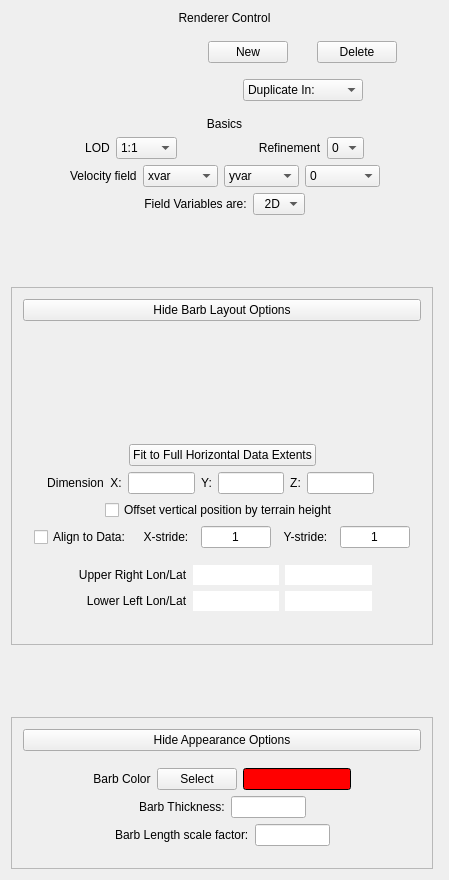
Above: apps/vaporgui/guis/ui/arrow.ui from yyr/vapor before the change. Below: the same form after it.
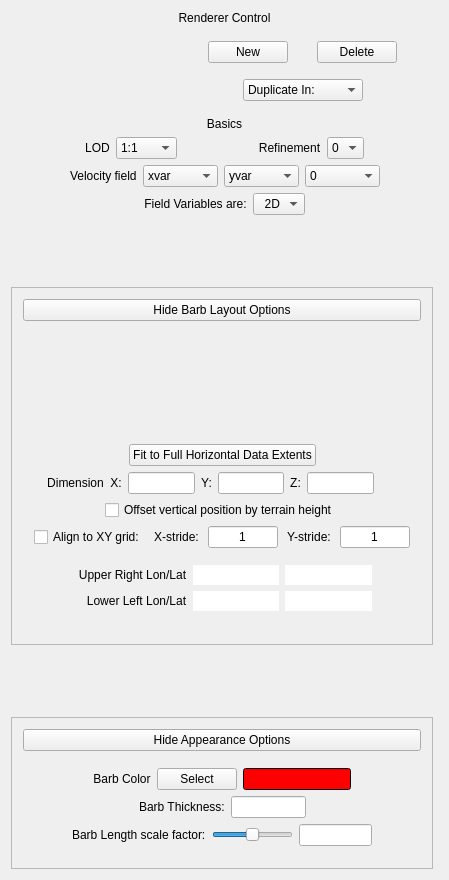
That is the form after the change. Custom widgets are drawn as their Qt base class.

Commit message: Improvements to barbs. Fixes to bugs in tab ordering.

```diff
--- a/apps/vaporgui/guis/ui/arrow.ui
+++ b/apps/vaporgui/guis/ui/arrow.ui
@@ -835,7 +835,7 @@
 &lt;p style=&quot; margin-top:0px; margin-bottom:0px; margin-left:0px; margin-right:0px; -qt-block-indent:0; text-indent:0px;&quot;&gt;&lt;span style=&quot; font-size:8pt;&quot;&gt;When the barbs are aligned to data, the barbs are horizontally situated at the centers of cells in the data grid.  An initial barb is positioned at the grid cell in the rake with smallest x and y coordinates.  Additional barb positions are offset from the initial barb by incrementing the X and Y grid coordinates by the values of X-stride and Y-stride.  When stride is 0, there is only one (initial) barb at minimal x and y grid coordinates.&lt;/span&gt;&lt;/p&gt;&lt;/body&gt;&lt;/html&gt;</string>
                    </property>
                    <property name="text">
-                    <string>Align to Data:</string>
+                    <string>Align to XY grid:</string>
                    </property>
                   </widget>
                  </item>
@@ -1740,6 +1740,19 @@
                    </property>
                   </widget>
                  </item>
+                 <item>
+                  <widget class="QSlider" name="barbLengthSlider">
+                   <property name="minimum">
+                    <number>-100</number>
+                   </property>
+                   <property name="maximum">
+                    <number>100</number>
+                   </property>
+                   <property name="orientation">
+                    <enum>Qt::Horizontal</enum>
+                   </property>
+                  </widget>
+                 </item>
                  <item>
                   <widget class="QLineEdit" name="scaleEdit">
                    <property name="minimumSize">
@@ -1768,6 +1781,9 @@
 &lt;/style&gt;&lt;/head&gt;&lt;body style=&quot; font-family:'MS Shell Dlg 2'; font-size:8.25pt; font-weight:400; font-style:normal;&quot;&gt;
 &lt;p style=&quot; margin-top:0px; margin-bottom:0px; margin-left:0px; margin-right:0px; -qt-block-indent:0; text-indent:0px;&quot;&gt;&lt;span style=&quot; font-size:8pt;&quot;&gt;The length of a barb (in scene distance units) is determined by multiplying the field magnitude times this factor.  This factor is set by default so that the largest possible vector length will be about 0.1 times the horizontal extents of the data.&lt;/span&gt;&lt;/p&gt;&lt;/body&gt;&lt;/html&gt;</string>
                    </property>
+                   <property name="alignment">
+                    <set>Qt::AlignCenter</set>
+                   </property>
                   </widget>
                  </item>
                  <item>
```
Left out of the diff: 9 changed lines with no effect on the pictures. The commit also changes 6 other files.
